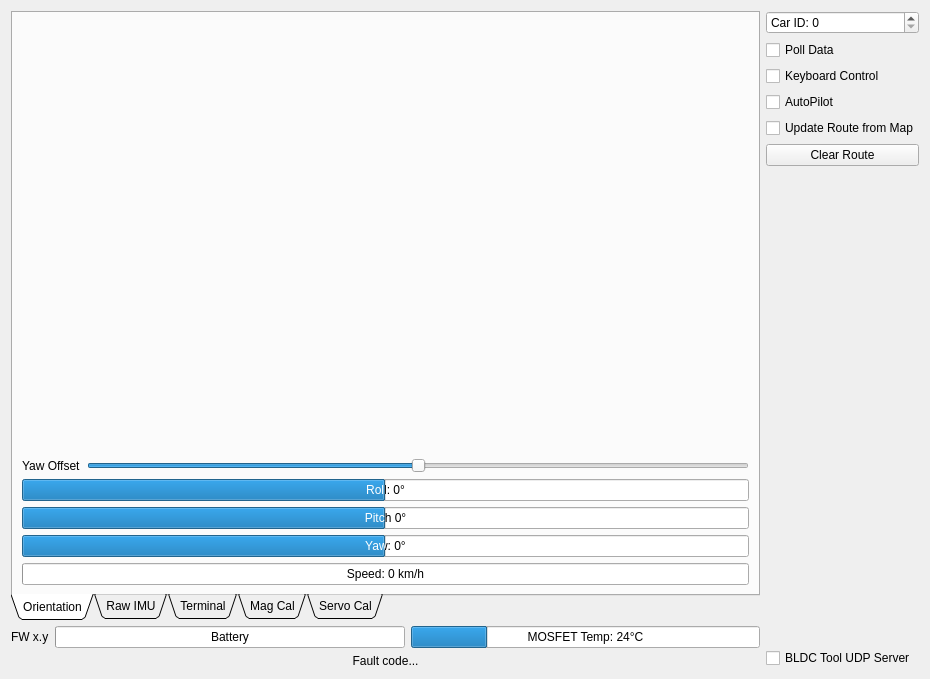
vedderb/rise_sdvp, file Linux/RC_Car_Tool/carinterface.ui: the form before one commit.
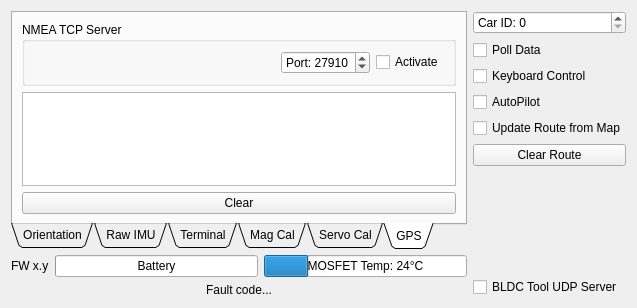
The form after the commit. The open tabs and pages were chosen to show the change. Custom widgets are drawn as their Qt base class.

```diff
--- a/Linux/RC_Car_Tool/carinterface.ui
+++ b/Linux/RC_Car_Tool/carinterface.ui
@@ -6,8 +6,8 @@
    <rect>
     <x>0</x>
     <y>0</y>
-    <width>930</width>
-    <height>679</height>
+    <width>637</width>
+    <height>308</height>
    </rect>
   </property>
   <property name="windowTitle">
@@ -347,6 +347,71 @@
          </item>
         </layout>
        </widget>
+       <widget class="QWidget" name="tab_6">
+        <attribute name="title">
+         <string>GPS</string>
+        </attribute>
+        <layout class="QVBoxLayout" name="verticalLayout_8">
+         <item>
+          <widget class="QGroupBox" name="groupBox">
+           <property name="title">
+            <string>NMEA TCP Server</string>
+           </property>
+           <layout class="QHBoxLayout" name="horizontalLayout_6">
+            <item>
+             <spacer name="horizontalSpacer_2">
+              <property name="orientation">
+               <enum>Qt::Horizontal</enum>
+              </property>
+              <property name="sizeHint" stdset="0">
+               <size>
+                <width>447</width>
+                <height>20</height>
+               </size>
+              </property>
+             </spacer>
+            </item>
+            <item>
+             <widget class="QSpinBox" name="nmeaServerPortBox">
+              <property name="prefix">
+               <string>Port: </string>
+              </property>
+              <property name="maximum">
+               <number>65535</number>
+              </property>
+              <property name="value">
+               <number>27910</number>
+              </property>
+             </widget>
+            </item>
+            <item>
+             <widget class="QCheckBox" name="nmeaServerActiveBox">
+              <property name="text">
+               <string>Activate</string>
+              </property>
+             </widget>
+            </item>
+           </layout>
+          </widget>
+         </item>
+         <item>
+          <widget class="QTextBrowser" name="nmeaBrowser">
+           <property name="font">
+            <font>
+             <family>Monospace</family>
+            </font>
+           </property>
+          </widget>
+         </item>
+         <item>
+          <widget class="QPushButton" name="nmeaClearButton">
+           <property name="text">
+            <string>Clear</string>
+           </property>
+          </widget>
+         </item>
+        </layout>
+       </widget>
       </widget>
      </item>
      <item>
```
Left out of the diff: 24 changed lines with no effect on the pictures.
